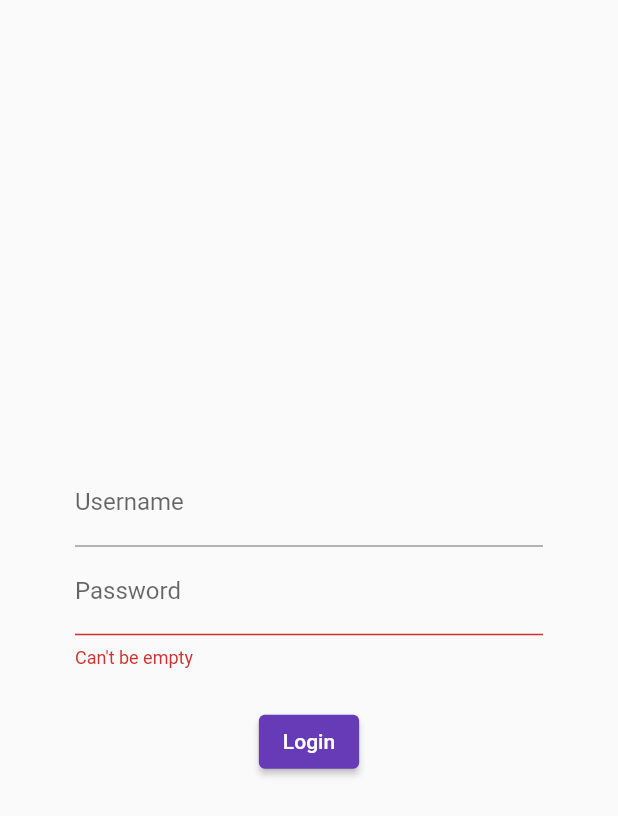
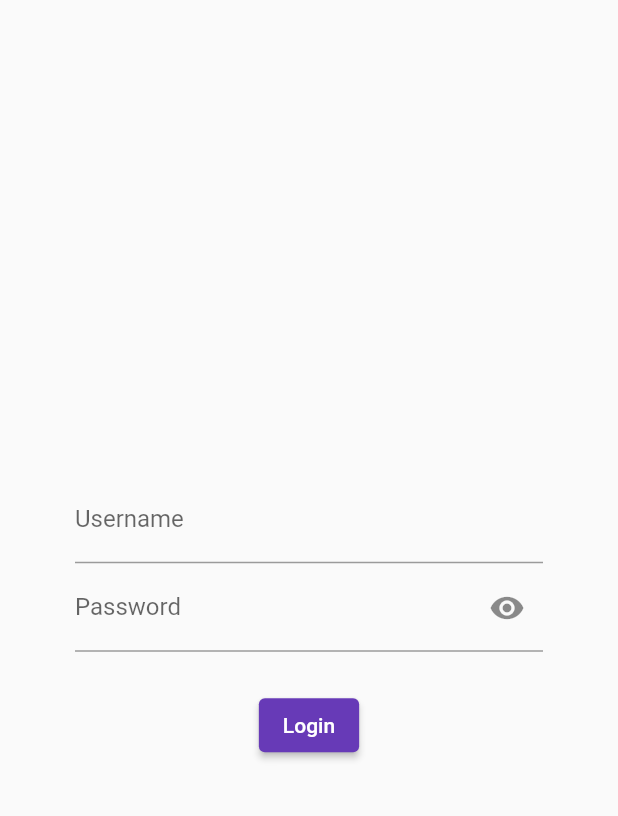
Before and after one commit to srastiv/ItemRating, a Flutter app: the screen it shows after launch, on a phone screen of 412 x 824 dp. Shown: the top 816 px of the screen. Run offline on Flutter 3.47's test engine with Material 2 defaults, Android fonts, the phone set to English and light mode, and no system bars; our stand-ins replace flutter_rating_bar.

Commit message:
added login validation

```diff
--- a/lib/login.dart
+++ b/lib/login.dart
@@ -4,51 +4,84 @@ import 'package:provider/provider.dart';
 import 'username_page.dart';
 import 'models/item_Provider.dart';
 
-class Login extends StatelessWidget {
+class Login extends StatefulWidget {
   Login({Key? key}) : super(key: key);
+
+  @override
+  State<Login> createState() => _LoginState();
+}
+
+class _LoginState extends State<Login> {
   TextEditingController tc = TextEditingController();
+
+  final formKey = GlobalKey<FormState>();
+
+  bool _isObscure = true;
 
   @override
   Widget build(BuildContext context) {
-    return Container(
+    return Form(
+      autovalidateMode: AutovalidateMode.onUserInteraction,
+      key: formKey,
+      child: Container(
         margin: const EdgeInsets.all(50),
         child: Column(
           mainAxisAlignment: MainAxisAlignment.center,
           children: [
             TextFormField(
-            // validator: (text) {
-            //   if (text == null || text.isEmpty) {
-            //     return 'Text is empty';
-            //   }
-            //   return null;
-            // },
+              validator: (text) {
+                if (text == null || text.isEmpty) {
+                  return 'Username is empty';
+                }
+                return null;
+              },
               controller: tc,
               decoration: kUsernameDecoration,
             ),
-          // TextField(
-          //   decoration: InputDecoration(labelText: 'Username'),
-          // ),
-          TextFormField(decoration: kPasswordDecoration),
+            TextFormField(
+              decoration: InputDecoration(
+                suffixIcon: IconButton(
+                    onPressed: () {
+                      setState(() {
+                        _isObscure = !_isObscure;
+                      });
+                    },
+                    icon: Icon(
+                        _isObscure ? Icons.visibility : Icons.visibility_off)),
+                labelText: 'Password',
+              ),
+              obscureText: _isObscure,
+              validator: (text) {
+                if (text == null || text.isEmpty) {
+                  return 'Password is empty';
+                }
+                return null;
+              },
+            ),
             const SizedBox(height: 25),
             ElevatedButton(
               child: Text('Login'),
               onPressed: () {
+                final isValidForm = formKey.currentState!.validate();
+                if (isValidForm) {
+                  Navigator.push(
+                    context,
+                    MaterialPageRoute(
+                      builder: (context) => (UsernamePage()),
+                    ),
+                  );
+                }
                 Provider.of<ListOfItems>(context, listen: false).usernameInput =
                     tc.text;
                 print(tc.text);
                 Future.delayed(Duration(seconds: 1), () {
                   tc.clear();
                 });
-              Navigator.push(
-                context,
-                MaterialPageRoute(
-                  builder: (context) => (UsernamePage()),
-                ),
-              );
               },
             )
           ],
         ),
+      ),
     );
   }
 }
--- a/lib/models/item_Provider.dart
+++ b/lib/models/item_Provider.dart
@@ -1,22 +1,22 @@
-import 'dart:ffi';
-
 import 'package:flutter/material.dart';
-import 'package:item_rating/user_ratings.dart';
 import 'item_attributes.dart';
-import '../login.dart';
 
 class ListOfItems extends ChangeNotifier {
   List<Item> items = [
-    Item(title: 'Jeans', userRating: 0),
-    Item(title: 'Shirt', userRating: 0),
-    Item(title: 'Kurta', userRating: 0),
-    Item(title: 'Ethnic', userRating: 0),
-    Item(title: 'Pajamas', userRating: 0),
-    Item(title: 'Earrings', userRating: 0),
-    Item(title: 'Shoes', userRating: 0),
-    Item(title: 'Stilettos', userRating: 0),
-    Item(title: 'Mobile', userRating: 0),
-    Item(title: 'Desktop', userRating: 0),
+    Item(title: 'Jeans', userRating: 0, ratedItemCount: 0),
+    Item(title: 'Shirt', userRating: 0, ratedItemCount: 0),
+    Item(title: 'Kurta', userRating: 0, ratedItemCount: 0),
+    Item(
+      title: 'Ethnic',
+      userRating: 0,
+      ratedItemCount: 0,
+    ),
+    Item(title: 'Pajamas', userRating: 0, ratedItemCount: 0),
+    Item(title: 'Earrings', userRating: 0, ratedItemCount: 0),
+    Item(title: 'Shoes', userRating: 0, ratedItemCount: 0),
+    Item(title: 'Stilettos', userRating: 0, ratedItemCount: 0),
+    Item(title: 'Mobile', userRating: 0, ratedItemCount: 0),
+    Item(title: 'Desktop', userRating: 0, ratedItemCount: 0),
   ];
 
   String? usernameInput;
@@ -25,5 +25,8 @@ class ListOfItems extends ChangeNotifier {
     return items;
   }
 
+  // List<ListOfItems> ratedItems = [];
+
+  @override
   void notifyListeners();
 }
--- a/lib/models/item_attributes.dart
+++ b/lib/models/item_attributes.dart
@@ -1,5 +1,6 @@
 class Item {
   String? title;
   double? userRating;
-  Item({this.title, this.userRating});
+  int? ratedItemCount;
+  Item({this.title, this.userRating, this.ratedItemCount});
 }
--- a/lib/utilities/constants.dart
+++ b/lib/utilities/constants.dart
@@ -5,5 +5,4 @@ const kUsernameDecoration = InputDecoration(
   // errorText: 'Can\'t be empty',
 );
 
-const kPasswordDecoration =
-    InputDecoration(labelText: 'Password', errorText: 'Can\'t be empty');
+// const kPasswordDecoration =
```
Also changed, not shown: lib/user_ratings.dart (+22 -6 lines). Lines whose indentation alone changed are shown as unchanged.
